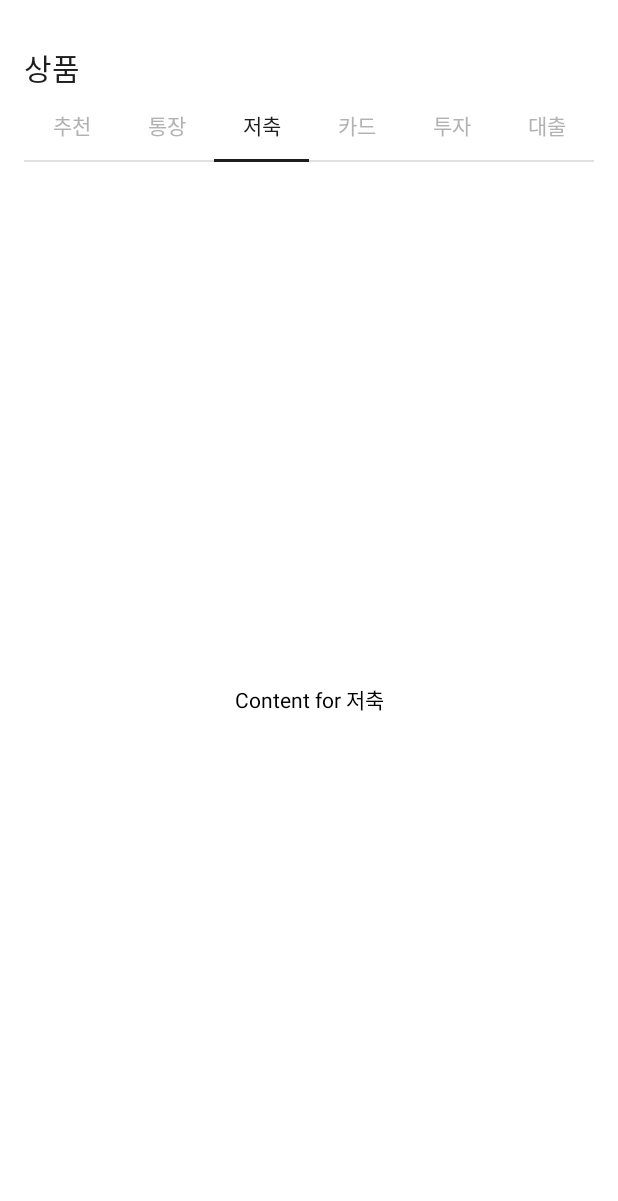
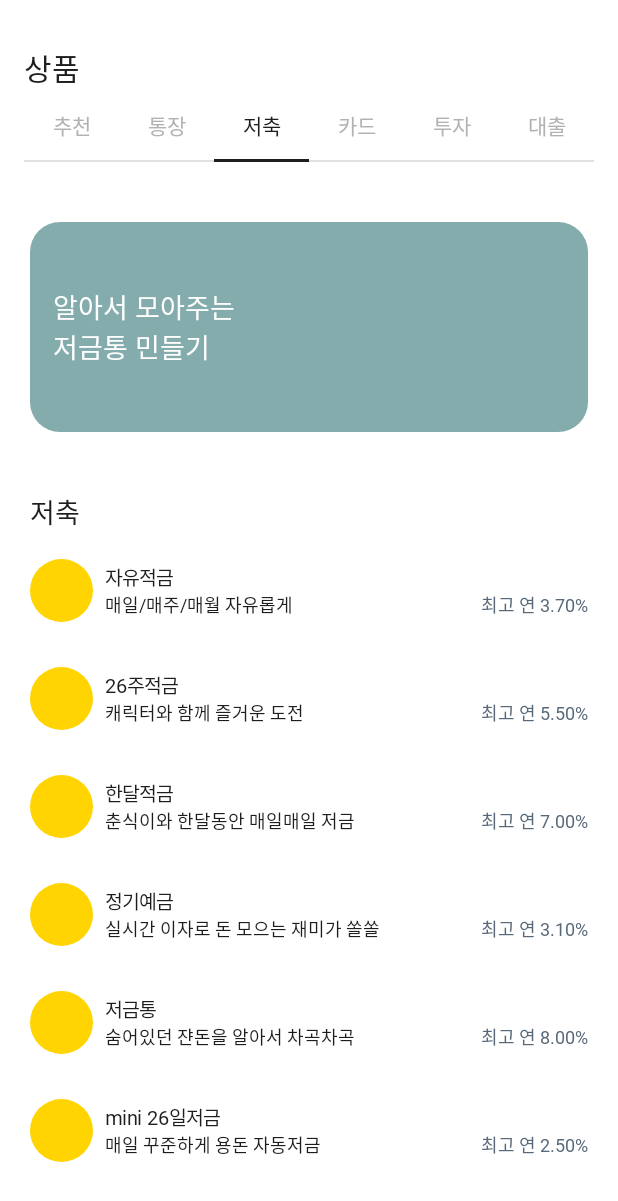
Before and after one commit to GDG-24-25-KAKAOBANK-Android/GDG-Team2, an Android app built with Jetpack Compose: the @Preview function ListScreenPreview, tab 3 chosen, on a phone screen of 412 x 824 dp. Shown: the top 1201 px of the screen. Run offline under Robolectric (Android 15) with nearby library versions, the phone set to English and light mode, and no system bars; our stand-ins replace accompanist; Roboto replaces fonts that are not available here.

Commit message:
[Refactor] 전반적인 코드 수정 및 추가

```diff
--- a/app/src/main/java/com/gdg/kakaobank/presentation/ApiFactory.kt
+++ b/app/src/main/java/com/gdg/kakaobank/api/ApiFactory.kt
@@ -1,4 +1,4 @@
-package com.gdg.kakaobank.presentation
+package com.gdg.kakaobank.api
 
 import com.gdg.kakaobank.BuildConfig.BASE_URL
 import com.jakewharton.retrofit2.converter.kotlinx.serialization.asConverterFactory
--- a/app/src/main/java/com/gdg/kakaobank/presentation/MainViewModel.kt
+++ b/app/src/main/java/com/gdg/kakaobank/api/MainViewModel.kt
@@ -1,4 +1,4 @@
-package com.gdg.kakaobank.presentation
+package com.gdg.kakaobank.api
 
 import android.util.Log
 import androidx.lifecycle.LiveData
--- a/app/src/main/java/com/gdg/kakaobank/presentation/RecommendationViewModel.kt
+++ b/app/src/main/java/com/gdg/kakaobank/api/RecommendationViewModel.kt
@@ -1,4 +1,4 @@
-package com.gdg.kakaobank.presentation
+package com.gdg.kakaobank.api
 
 import androidx.lifecycle.ViewModel
 import androidx.compose.runtime.getValue
--- a/app/src/main/java/com/gdg/kakaobank/presentation/ResponseUserDto.kt
+++ b/app/src/main/java/com/gdg/kakaobank/api/ResponseUserDto.kt
@@ -1,4 +1,4 @@
-package com.gdg.kakaobank.presentation
+package com.gdg.kakaobank.api
 
 import kotlinx.serialization.SerialName
 import kotlinx.serialization.Serializable
--- a/app/src/main/java/com/gdg/kakaobank/presentation/UserService.kt
+++ b/app/src/main/java/com/gdg/kakaobank/api/UserService.kt
@@ -1,4 +1,4 @@
-package com.gdg.kakaobank.presentation
+package com.gdg.kakaobank.api
 
 import retrofit2.http.GET
 import retrofit2.http.Query
--- /dev/null
+++ b/app/src/main/java/com/gdg/kakaobank/component/SavingInfo.kt
@@ -0,0 +1,44 @@
+package com.gdg.kakaobank.component
+
+import androidx.compose.foundation.Canvas
+import androidx.compose.foundation.layout.*
+import androidx.compose.material3.Text
+import androidx.compose.runtime.Composable
+import androidx.compose.ui.Alignment
+import androidx.compose.ui.Modifier
+import androidx.compose.ui.graphics.Color
+import androidx.compose.ui.unit.dp
+import com.gdg.kakaobank.ui.theme.*
+
+@Composable
+fun SavingInfo(savingtitle: String, savinginfo: String, savingrate: String, circleColor: Color = Yellow) {
+    Row(
+        modifier = Modifier
+            .padding(0.dp, 0.dp, 0.dp, 12.dp),
+        verticalAlignment = Alignment.CenterVertically
+    ) {
+        Box(
+            modifier = Modifier
+                .size(50.dp)
+                .padding(end = 8.dp)
+        ) {
+            Canvas(modifier = Modifier.fillMaxSize()) {
+                drawCircle(color = circleColor)
+            }
+        }
+        Column {
+            Text(text = savingtitle, style = B3_B, color = Black)
+            Row(
+                modifier = Modifier.fillMaxWidth()
+            ) {
+                Text(text = savinginfo, style = B4_R, color = Black)
+                Spacer(modifier = Modifier.weight(1f))
+                Text(
+                    text = "최고 연 ${savingrate}",
+                    style = B4_B,
+                    color = Deep_Blue
+                )
+            }
+        }
+    }
+}
--- /dev/null
+++ b/app/src/main/java/com/gdg/kakaobank/list/SavingScreen.kt
@@ -0,0 +1,71 @@
+package com.gdg.kakaobank.list
+
+import androidx.compose.foundation.layout.*
+import androidx.compose.material3.Text
+import androidx.compose.runtime.Composable
+import androidx.compose.runtime.mutableStateListOf
+import androidx.compose.runtime.snapshots.SnapshotStateList
+import androidx.compose.ui.Modifier
+import androidx.compose.ui.graphics.Color
+import androidx.compose.ui.tooling.preview.Preview
+import androidx.compose.ui.unit.dp
+import androidx.lifecycle.ViewModel
+import androidx.lifecycle.viewmodel.compose.viewModel
+import com.gdg.kakaobank.component.Banner
+import com.gdg.kakaobank.component.SavingInfo
+import com.gdg.kakaobank.ui.theme.*
+
+data class Saving(val title: String, val description: String, val rate: String)
+
+class SavingViewModel : ViewModel() {
+    private val _savings = mutableStateListOf<Saving>()
+    val savings: SnapshotStateList<Saving> get() = _savings
+
+    init {
+        // 초기 저축 데이터 추가
+        _savings.addAll(
+            listOf(
+                Saving("자유적금", "매일/매주/매월 자유롭게", rate = "3.70%"),
+                Saving("26주적금", "캐릭터와 함께 즐거운 도전", rate = "5.50%"),
+                Saving("한달적금", "춘식이와 한달동안 매일매일 저금", rate = "7.00%"),
+                Saving("정기예금", "실시간 이자로 돈 모으는 재미가 쏠쏠", rate = "3.10%"),
+                Saving("저금통", "숨어있던 쟌돈을 알아서 차곡차곡", rate = "8.00%"),
+                Saving("mini 26일저금", "매일 꾸준하게 용돈 자동저금", rate = "2.50%")
+            )
+        )
+    }
+}
+
+@Composable
+fun SavingScreen(savingViewModel: SavingViewModel = viewModel()) {
+    val savings = savingViewModel.savings
+
+    Column(
+        modifier = Modifier
+            .fillMaxSize()
+            .padding(20.dp)
+    ) {
+        Spacer(modifier = Modifier.height(20.dp))
+
+        Banner(bannertext = "알아서 모아주는\n저금통 민들기", backgroundColor = Dark_Mint)
+        Spacer(modifier = Modifier.height(40.dp))
+
+        Text(
+            text = "저축",
+            style = H6_B,
+            color = Black,
+        )
+        Spacer(modifier = Modifier.height(14.dp))
+
+        savings.forEach { saving: Saving ->
+            SavingInfo(savingtitle = saving.title, savinginfo = saving.description, savingrate = saving.rate)
+            Spacer(modifier = Modifier.height(10.dp)) // 간격을 10dp로 줄임
+        }
+    }
+}
+
+@Preview(showBackground = true)
+@Composable
+fun SavingScreenPreview() {
+    SavingScreen()
+}
--- a/app/src/main/java/com/gdg/kakaobank/presentation/ListScreen.kt
+++ b/app/src/main/java/com/gdg/kakaobank/presentation/ListScreen.kt
@@ -20,6 +20,13 @@ import androidx.compose.ui.Modifier
 import androidx.compose.ui.graphics.Color
 import androidx.compose.ui.tooling.preview.Preview
 import androidx.compose.ui.unit.dp
+import com.gdg.kakaobank.list.AccountScreen
+import com.gdg.kakaobank.list.CardScreen
+import com.gdg.kakaobank.list.InvestScreen
+import com.gdg.kakaobank.list.LoanScreen
+import com.gdg.kakaobank.list.PreviewListScreen
+import com.gdg.kakaobank.list.RecommendScreen
+import com.gdg.kakaobank.list.SavingScreen
 import com.gdg.kakaobank.ui.theme.B2_B
 import com.gdg.kakaobank.ui.theme.Black
 import com.gdg.kakaobank.ui.theme.Gray
@@ -112,17 +119,20 @@ fun ClipHorizontalPager(
         state = pagerState
     ) { index ->
         Box(modifier = Modifier.fillMaxSize()) {
-            SearchResultTab(page = pages[index])
+            when (pages[index]) {
+                "대출" -> LoanScreen()
+                "통장" -> AccountScreen()
+                "추천" -> PreviewListScreen()
+                "저축" -> SavingScreen()
+                "카드" -> CardScreen()
+                "투자" -> InvestScreen()
+                else -> Text(text = "No content")
+            }
         }
     }
 }
 
-@Composable
-fun SearchResultTab(page: String) {
-    Box(modifier = Modifier.fillMaxSize()) {
-        Text(text = "Content for $page", modifier = Modifier.align(Alignment.Center))
-    }
-}
+
 
 @Preview(showBackground = true)
 @Composable
```
Also changed, not shown: app/src/main/java/com/gdg/kakaobank/list/AccountScreen.kt (renamed from app/src/main/java/com/gdg/kakaobank/presentation/AccountScreen.kt, +4 -3 lines), app/src/main/java/com/gdg/kakaobank/list/InvestScreen.kt (added, +111 -0 lines), app/src/main/java/com/gdg/kakaobank/list/LoanScreen.kt (renamed from app/src/main/java/com/gdg/kakaobank/presentation/LoanScreen.kt, +2 -15 lines), app/src/main/java/com/gdg/kakaobank/list/RecommendScreen.kt (renamed from app/src/main/java/com/gdg/kakaobank/presentation/RecommendScreen.kt, +20 -7 lines).
